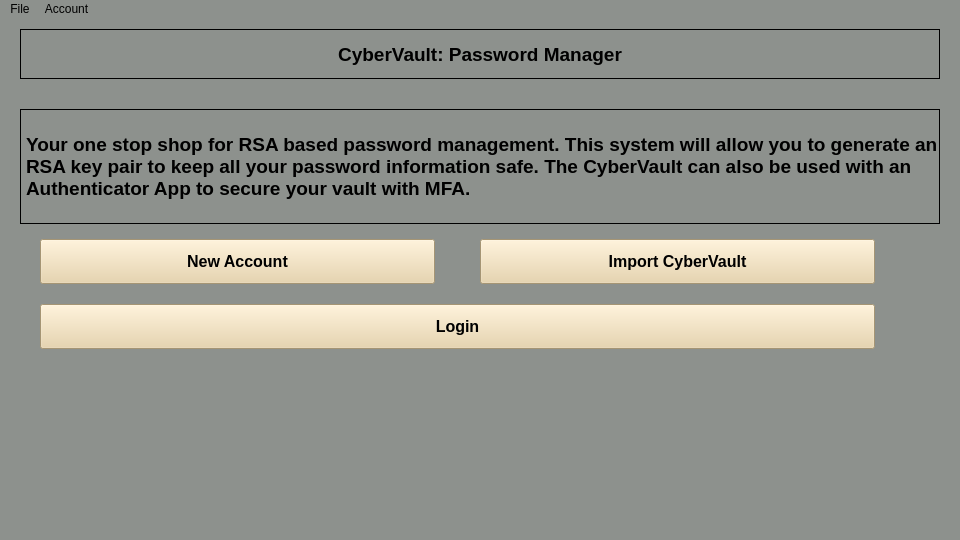
This is cybervault.ui in dark-anub1s/CyberVault as Qt 5 draws it before an edit. The edited form follows.
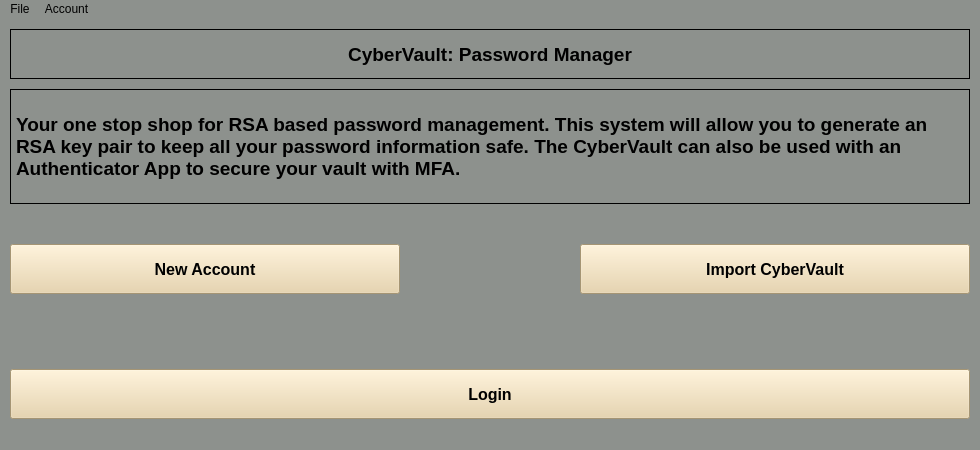
This is the edited form. Icons and pictures are not drawn.

```diff
--- a/cybervault.ui
+++ b/cybervault.ui
@@ -6,8 +6,8 @@
    <rect>
     <x>0</x>
     <y>0</y>
-    <width>960</width>
-    <height>540</height>
+    <width>980</width>
+    <height>450</height>
    </rect>
   </property>
   <property name="sizePolicy">
@@ -18,13 +18,13 @@
   </property>
   <property name="minimumSize">
    <size>
-    <width>960</width>
-    <height>540</height>
+    <width>980</width>
+    <height>450</height>
    </size>
   </property>
   <property name="maximumSize">
    <size>
-    <width>960</width>
+    <width>980</width>
     <height>540</height>
    </size>
   </property>
@@ -52,9 +52,9 @@
    <widget class="QLabel" name="Title">
     <property name="geometry">
      <rect>
-      <x>20</x>
+      <x>10</x>
       <y>10</y>
-      <width>920</width>
+      <width>960</width>
       <height>50</height>
      </rect>
     </property>
@@ -88,9 +88,9 @@
    <widget class="QLabel" name="info">
     <property name="geometry">
      <rect>
-      <x>20</x>
-      <y>90</y>
-      <width>920</width>
+      <x>10</x>
+      <y>70</y>
+      <width>960</width>
       <height>115</height>
      </rect>
     </property>
@@ -115,10 +115,10 @@
    <widget class="QPushButton" name="new_account">
     <property name="geometry">
      <rect>
-      <x>40</x>
-      <y>220</y>
-      <width>395</width>
-      <height>45</height>
+      <x>10</x>
+      <y>225</y>
+      <width>390</width>
+      <height>50</height>
      </rect>
     </property>
     <property name="font">
@@ -139,10 +139,10 @@
    <widget class="QPushButton" name="import_cybervault">
     <property name="geometry">
      <rect>
-      <x>480</x>
-      <y>220</y>
-      <width>395</width>
-      <height>45</height>
+      <x>580</x>
+      <y>225</y>
+      <width>390</width>
+      <height>50</height>
      </rect>
     </property>
     <property name="sizePolicy">
@@ -169,10 +169,10 @@
    <widget class="QPushButton" name="login_to_account">
     <property name="geometry">
      <rect>
-      <x>40</x>
-      <y>285</y>
-      <width>835</width>
-      <height>45</height>
+      <x>10</x>
+      <y>350</y>
+      <width>960</width>
+      <height>50</height>
      </rect>
     </property>
     <property name="font">
@@ -201,8 +201,8 @@
     <rect>
      <x>0</x>
      <y>0</y>
-     <width>960</width>
-     <height>21</height>
+     <width>980</width>
+     <height>26</height>
     </rect>
    </property>
    <widget class="QMenu" name="menuFile">
```
